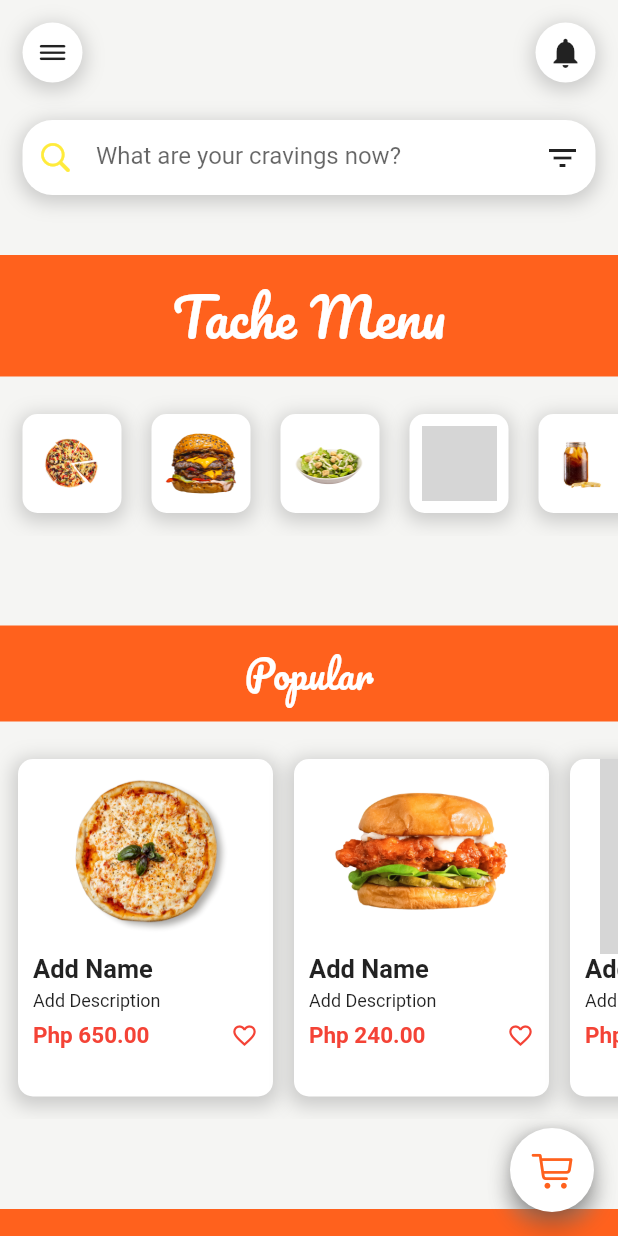
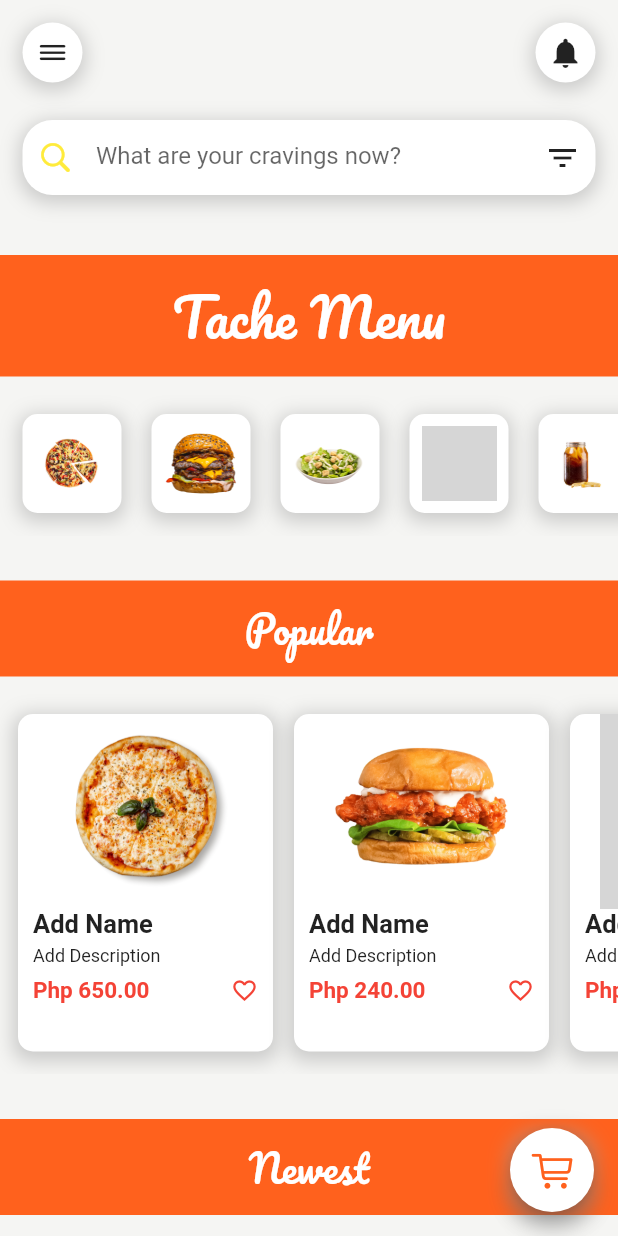
Before and after one commit to jeffabenoja/Flutter-Food-App, a Flutter app: the screen it shows after launch, on a phone screen of 412 x 824 dp. Run offline on Flutter 3.47's test engine with Material 2 defaults, Android fonts, the phone set to English and light mode, and no system bars; our stand-ins replace flutter_rating_bar, google_fonts; grey boxes are pictures that could not be loaded.

Commit message:
minor changes to padding in Home

```diff
--- a/lib/Pages/Home.dart
+++ b/lib/Pages/Home.dart
@@ -77,7 +77,7 @@ class Home extends StatelessWidget {
 
           // Tache Menu Section
           Padding(
-            padding: EdgeInsets.symmetric(vertical: 30),
+            padding: EdgeInsets.only(top: 30, bottom: 15),
             child: Container(
               width: double.infinity,
               child: Column(
@@ -107,7 +107,7 @@ class Home extends StatelessWidget {
 
           // Popular Section
           Padding(
-            padding: EdgeInsets.symmetric(vertical: 30),
+            padding: EdgeInsets.symmetric(vertical: 15),
             child: Container(
               width: double.infinity,
               child: Column(
@@ -137,7 +137,7 @@ class Home extends StatelessWidget {
 
           // // New Items Section
           Padding(
-            padding: EdgeInsets.symmetric(vertical: 30),
+            padding: EdgeInsets.only(top: 15, bottom: 30),
             child: Container(
               width: double.infinity,
               child: Column(
--- a/lib/Widgets/NewItemsWidget.dart
+++ b/lib/Widgets/NewItemsWidget.dart
@@ -1,3 +1,5 @@
+// ignore_for_file: prefer_const_constructors
+
 import 'package:flutter/cupertino.dart';
 import 'package:flutter/material.dart';
 import 'package:flutter_rating_bar/flutter_rating_bar.dart';
```
